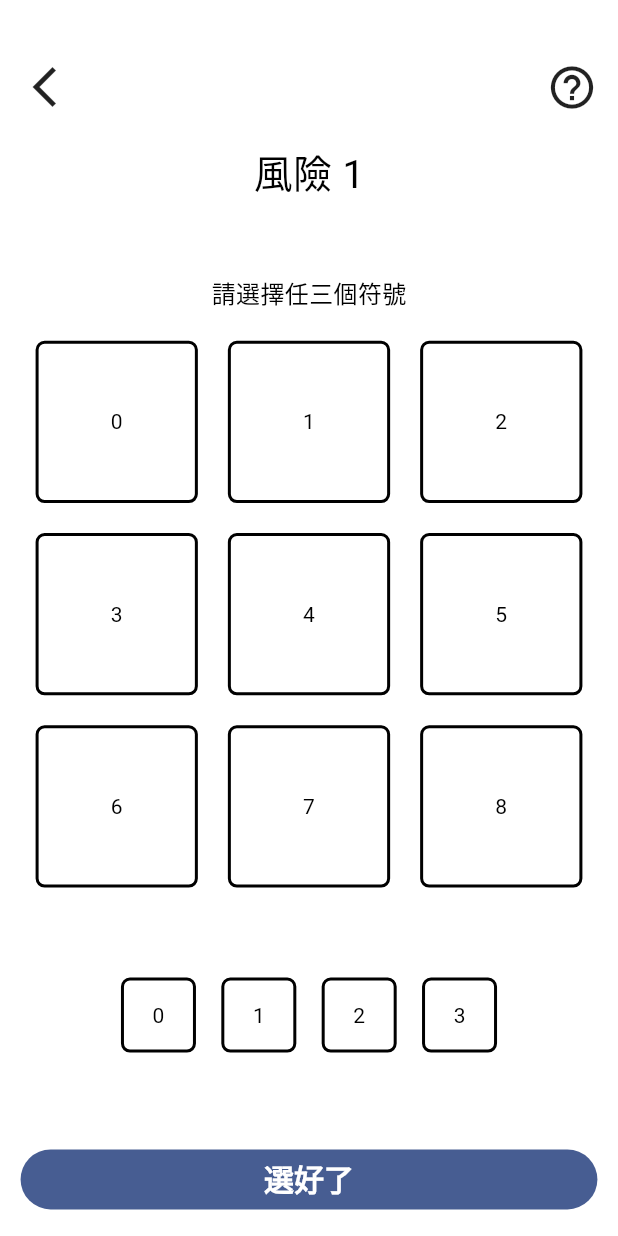
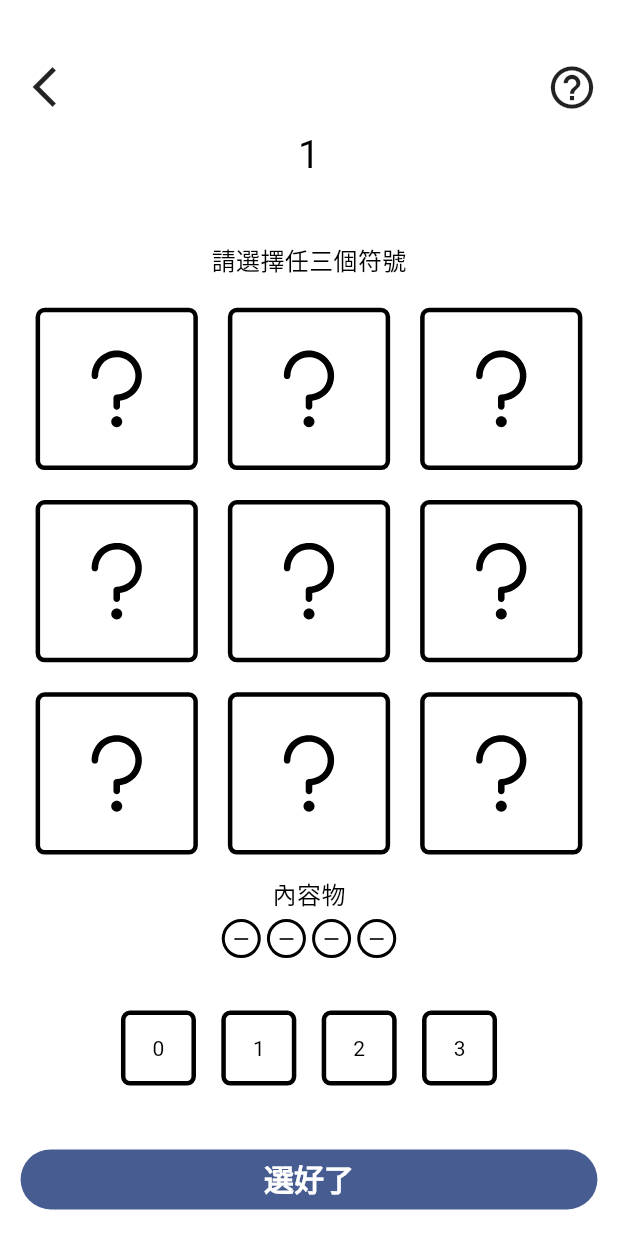
Before and after one commit to JohnsonHuang555/math_game, a Flutter app: the PlaySessionScreen screen opened by its route, on a phone screen of 412 x 824 dp. Run offline on Flutter 3.47's test engine with Material 3 defaults, Android fonts, the phone set to English and light mode, and no system bars; our stand-ins replace audioplayers, flutter_svg, go_router, shared_preferences; accounts and stored records are empty; project files that could hold a hidden picture were left out.

Commit message:
create provider and adjust play session ui

```diff
--- /dev/null
+++ b/lib/game_internals/game_state.dart
@@ -0,0 +1,14 @@
+import 'package:basic/helpers/game_risk.dart';
+import 'package:flutter/foundation.dart';
+
+class GameState extends ChangeNotifier {
+  int? _risk;
+
+
+  int? get risk => _risk;
+
+  GameState() {
+    _risk = createGameRisk();
+
+  }
+}
--- /dev/null
+++ b/lib/helpers/game_risk.dart
@@ -0,0 +1,9 @@
+import 'dart:math';
+
+// ignore: constant_identifier_names
+const MAX_RISK = 10;
+
+int createGameRisk() {
+  var random = Random();
+  return random.nextInt(MAX_RISK) + 1;
+}
--- /dev/null
+++ b/lib/helpers/math_symbol.dart
@@ -0,0 +1,7 @@
+enum MathSymbol {
+  plus,
+  minus,
+  times,
+  divide,
+  // ...
+}
--- a/lib/main_menu/main_menu_screen.dart
+++ b/lib/main_menu/main_menu_screen.dart
@@ -7,6 +7,7 @@ import 'package:flutter/material.dart';
 import 'package:flutter/widgets.dart';
 import 'package:go_router/go_router.dart';
 import 'package:provider/provider.dart';
+import 'package:flutter_svg/flutter_svg.dart';
 
 import '../audio/audio_controller.dart';
 import '../audio/sounds.dart';
@@ -46,14 +47,13 @@ class MainMenuScreen extends StatelessWidget {
             Row(
               mainAxisAlignment: MainAxisAlignment.center,
               children: [
-                SizedBox(
-                  width: 26,
-                  child: Image.asset(
-                    'assets/icons/crown.png',
-                  ),
+                SvgPicture.asset(
+                  'assets/icons/crown.svg',
+                  width: 36,
+                  height: 36,
                 ),
                 SizedBox(
-                  width: 10,
+                  width: 5,
                 ),
                 Text(
                   '1st',
@@ -88,8 +88,8 @@ class MainMenuScreen extends StatelessWidget {
                       ),
                     ),
                     Icon(
-                      Icons.play_arrow,
-                      size: 60,
+                      Icons.play_arrow_rounded,
+                      size: 70,
                     ),
                   ],
                 ),
@@ -100,11 +100,10 @@ class MainMenuScreen extends StatelessWidget {
               Row(
                 mainAxisAlignment: MainAxisAlignment.spaceEvenly,
                 children: [
-                  SizedBox(
-                    width: 36,
-                    child: Image.asset(
-                      'assets/icons/medal.png',
-                    ),
+                  SvgPicture.asset(
+                    'assets/icons/trophy.svg',
+                    width: 32,
+                    height: 32,
                   ),
                   Icon(
                     Icons.leaderboard,
--- /dev/null
+++ b/lib/play_session/content_hint.dart
@@ -0,0 +1,56 @@
+import 'package:flutter/material.dart';
+
+class ContentHint extends StatelessWidget {
+  const ContentHint({super.key});
+
+  List<Widget> getHints() {
+    // TODO: from provider
+    return List.generate(
+      4,
+      (index) => Stack(
+        alignment: Alignment.center,
+        children: [
+          Container(
+            width: 26,
+            height: 26,
+            decoration: BoxDecoration(
+              border: Border.all(
+                width: 2,
+              ),
+              borderRadius: BorderRadius.circular(100),
+            ),
+          ),
+          // Icon,
+          Icon(
+            Icons.remove,
+            size: 16,
+          ),
+        ],
+      ),
+    );
+  }
+
+  @override
+  Widget build(BuildContext context) {
+    return Column(
+      children: [
+        Text(
+          '內容物',
+          style: TextStyle(
+            fontSize: 16,
+          ),
+        ),
+        SizedBox(
+          height: 5,
+        ),
+        Padding(
+          padding: EdgeInsets.only(left: 130, right: 130),
+          child: Row(
+            mainAxisAlignment: MainAxisAlignment.spaceEvenly,
+            children: getHints(),
+          ),
+        ),
+      ],
+    );
+  }
+}
--- a/lib/play_session/game_board.dart
+++ b/lib/play_session/game_board.dart
@@ -1,5 +1,6 @@
 import 'package:flutter/material.dart';
 import 'package:flutter/widgets.dart';
+import 'package:flutter_svg/flutter_svg.dart';
 
 class GameBoard extends StatelessWidget {
   const GameBoard({super.key});
@@ -10,13 +11,15 @@ class GameBoard extends StatelessWidget {
       (index) => Container(
         decoration: BoxDecoration(
           border: Border.all(
-            width: 2,
+            width: 3,
           ),
           borderRadius: BorderRadius.circular(6),
         ),
         child: Center(
-          child: Text(
-            index.toString(),
+          child: SvgPicture.asset(
+            'assets/icons/question.svg',
+            width: 70,
+            height: 70,
           ),
         ),
       ),
--- a/lib/play_session/item_list.dart
+++ b/lib/play_session/item_list.dart
@@ -12,7 +12,7 @@ class ItemList extends StatelessWidget {
         height: 50,
         decoration: BoxDecoration(
           border: Border.all(
-            width: 2,
+            width: 3,
           ),
           borderRadius: BorderRadius.circular(6),
         ),
--- a/lib/play_session/play_session_screen.dart
+++ b/lib/play_session/play_session_screen.dart
@@ -4,12 +4,14 @@
 
 import 'dart:async';
 
+import 'package:basic/play_session/content_hint.dart';
 import 'package:basic/play_session/game_board.dart';
 import 'package:basic/play_session/item_list.dart';
 import 'package:flutter/cupertino.dart';
 import 'package:flutter/widgets.dart';
 
 import '../components/header.dart';
+import '../game_internals/game_state.dart';
 import '../style/responsive_screen.dart';
 import 'package:flutter/material.dart';
 import 'package:go_router/go_router.dart';
@@ -60,7 +62,6 @@ class _PlaySessionScreenState extends State<PlaySessionScreen> {
   @override
   Widget build(BuildContext context) {
     final palette = context.watch<Palette>();
-
     // return MultiProvider(
     //   providers: [
     //     Provider.value(value: widget.level),
@@ -131,26 +132,34 @@ class _PlaySessionScreenState extends State<PlaySessionScreen> {
     //     ),
     //   ),
     // );
-    return Scaffold(
+    return MultiProvider(
+      providers: [
+        ChangeNotifierProvider(
+          create: (context) => GameState(),
+        ),
+      ],
+      child: Scaffold(
         backgroundColor: palette.backgroundMain,
-      body: ResponsiveScreen(
+        body: Consumer<GameState>(
+          builder: ((context, state, child) {
+            return ResponsiveScreen(
               squarishMainArea: Column(
                 mainAxisAlignment: MainAxisAlignment.start,
-          children: const [
+                children: [
                   Header(
                     child: Icon(
                       Icons.help_outline,
                       size: 34,
                     ),
                   ),
-            SizedBox(height: 20),
+                  SizedBox(height: 10),
                   Text(
-              '風險 1',
+                    state.risk.toString(),
                     style: TextStyle(
                       fontSize: 26,
                     ),
                   ),
-            SizedBox(height: 50),
+                  SizedBox(height: 40),
                   Text(
                     '請選擇任三個符號',
                     style: TextStyle(
@@ -159,11 +168,13 @@ class _PlaySessionScreenState extends State<PlaySessionScreen> {
                   ),
                   SizedBox(height: 10),
                   GameBoard(),
-            SizedBox(height: 50),
+                  SizedBox(height: 5),
+                  ContentHint(),
+                  SizedBox(height: 35),
                   Padding(
                     padding: EdgeInsets.only(left: 50, right: 50),
                     child: ItemList(),
-            )
+                  ),
                 ],
               ),
               rectangularMenuArea: MyButton(
@@ -171,6 +182,51 @@ class _PlaySessionScreenState extends State<PlaySessionScreen> {
                   GoRouter.of(context).go('/');
                 },
                 child: const Text('選好了'),
+              ),
+            );
+          }),
+          // body: ResponsiveScreen(
+          //   squarishMainArea: Column(
+          //     mainAxisAlignment: MainAxisAlignment.start,
+          //     children: [
+          //       Header(
+          //         child: Icon(
+          //           Icons.help_outline,
+          //           size: 34,
+          //         ),
+          //       ),
+          //       SizedBox(height: 10),
+          //       Text(
+          //         gameState.risk.toString(),
+          //         style: TextStyle(
+          //           fontSize: 26,
+          //         ),
+          //       ),
+          //       SizedBox(height: 40),
+          //       Text(
+          //         '請選擇任三個符號',
+          //         style: TextStyle(
+          //           fontSize: 16,
+          //         ),
+          //       ),
+          //       SizedBox(height: 10),
+          //       GameBoard(),
+          //       SizedBox(height: 5),
+          //       ContentHint(),
+          //       SizedBox(height: 35),
+          //       Padding(
+          //         padding: EdgeInsets.only(left: 50, right: 50),
+          //         child: ItemList(),
+          //       ),
+          //     ],
+          //   ),
+          //   rectangularMenuArea: MyButton(
+          //     onPressed: () {
+          //       GoRouter.of(context).go('/');
+          //     },
+          //     child: const Text('選好了'),
+          //   ),
+          // ),
         ),
       ),
     );
--- a/pubspec.yaml
+++ b/pubspec.yaml
@@ -19,6 +19,7 @@ dependencies:
   logging: ^1.2.0
   provider: ^6.0.5
   shared_preferences: ^2.2.2
+  flutter_svg: ^2.0.10+1
 
 dev_dependencies:
   flutter_lints: ^3.0.0
```
Also changed, not shown: assets/icons/crown.png (deleted), assets/icons/crown.svg (added), assets/icons/icon-adaptive-foreground.png (deleted), assets/icons/icon.png (deleted), assets/icons/medal.png (deleted), assets/icons/question.svg (added), assets/icons/trophy.svg (added), pubspec.lock. Lines whose indentation alone changed are shown as unchanged.
